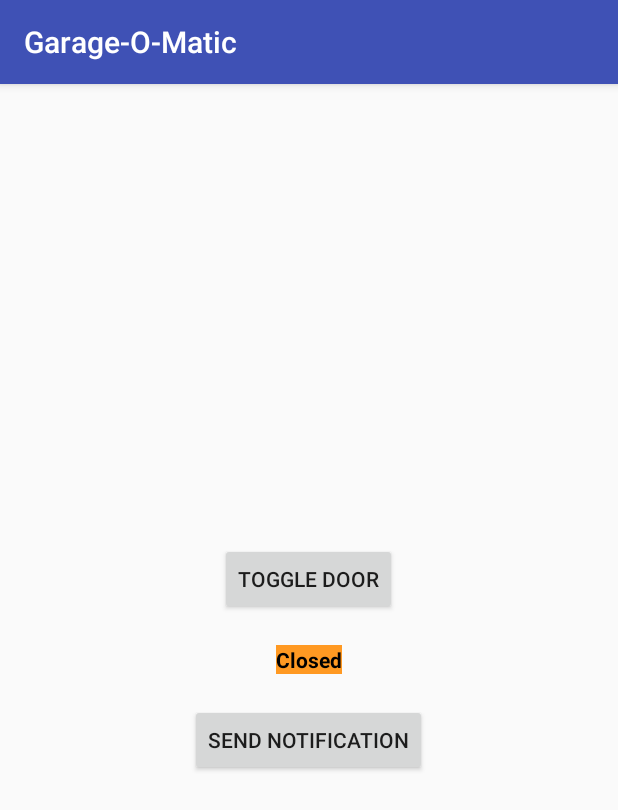
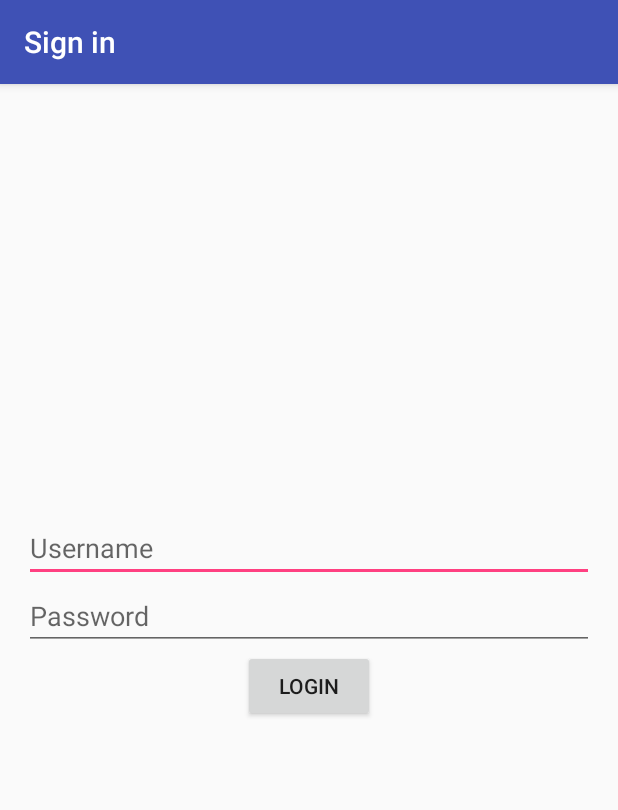
Before and after one commit to Rabadaf/Garage-O-Matic, an Android app: the screen it shows after launch (MainActivity before the commit, LoginActivity after it), on a phone screen of 412 x 824 dp. Shown: the top 810 px of the screen. Run offline under Robolectric (Android 15) with nearby library versions, the phone set to English and light mode, and no system bars.

Commit message:
Basic login added

```diff
--- /dev/null
+++ b/app/src/main/java/arkenterprises/garage_o_matic/LoginActivity.java
@@ -0,0 +1,62 @@
+package arkenterprises.garage_o_matic;
+
+import android.content.Context;
+import android.content.Intent;
+import android.content.SharedPreferences;
+import android.os.Bundle;
+import android.support.design.widget.FloatingActionButton;
+import android.support.design.widget.Snackbar;
+import android.support.v7.app.AppCompatActivity;
+import android.support.v7.widget.Toolbar;
+import android.view.View;
+import android.widget.EditText;
+
+import com.android.volley.AuthFailureError;
+import com.android.volley.Request;
+import com.android.volley.Response;
+import com.android.volley.VolleyError;
+import com.android.volley.toolbox.StringRequest;
+
+import java.util.Map;
+
+public class LoginActivity extends AppCompatActivity {
+
+    public final static String EXTRA_USERNAME = "arkenterprises.garage_o_matic.USERNAME";
+    public final static String EXTRA_PASSWORD = "arkenterprises.garage_o_matic.PASSWORD";
+
+    @Override
+    protected void onCreate(Bundle savedInstanceState) {
+        super.onCreate(savedInstanceState);
+        setContentView(R.layout.activity_login);
+        Toolbar toolbar = (Toolbar) findViewById(R.id.toolbar);
+        setSupportActionBar(toolbar);
+
+    }
+
+    public void login(View view) {
+        SharedPreferences sharedPref = this.getPreferences(Context.MODE_PRIVATE);
+
+
+        EditText usernameText = (EditText) findViewById(R.id.username_text);
+        EditText passwordText = (EditText) findViewById(R.id.password_text);
+        String username = usernameText.getText().toString();
+        String password = passwordText.getText().toString();
+
+
+        SharedPreferences.Editor editor = sharedPref.edit();
+        editor.putString(getString(R.string.username_hint), username);
+        editor.putString(getString(R.string.password_hint), password);
+        editor.apply();
+
+        String savedUsername = sharedPref.getString(getString(R.string.username_hint), "Not found");
+        String savedPassword = sharedPref.getString(getString(R.string.password_hint), "Not found");
+        System.out.println(savedUsername);
+        System.out.println(savedPassword);
+
+        Intent intent = new Intent(this, MainActivity.class);
+        intent.putExtra(EXTRA_USERNAME, savedUsername);
+        intent.putExtra(EXTRA_PASSWORD, savedPassword);
+        startActivity(intent);
+    }
+
+}
--- /dev/null
+++ b/app/src/main/res/layout/activity_login.xml
@@ -0,0 +1,54 @@
+<?xml version="1.0" encoding="utf-8"?>
+<android.support.design.widget.CoordinatorLayout xmlns:android="http://schemas.android.com/apk/res/android"
+    xmlns:app="http://schemas.android.com/apk/res-auto"
+    xmlns:tools="http://schemas.android.com/tools"
+    android:layout_width="match_parent"
+    android:layout_height="match_parent"
+    android:fitsSystemWindows="true"
+    tools:context="arkenterprises.garage_o_matic.LoginActivity">
+
+    <android.support.design.widget.AppBarLayout
+        android:layout_width="match_parent"
+        android:layout_height="wrap_content"
+        android:theme="@style/AppTheme.AppBarOverlay">
+
+        <android.support.v7.widget.Toolbar
+            android:id="@+id/toolbar"
+            android:layout_width="match_parent"
+            android:layout_height="?attr/actionBarSize"
+            android:background="?attr/colorPrimary"
+            app:popupTheme="@style/AppTheme.PopupOverlay" />
+
+    </android.support.design.widget.AppBarLayout>
+
+    <!--<include layout="@layout/content_login" />-->
+    <LinearLayout xmlns:android="http://schemas.android.com/apk/res/android"
+        xmlns:tools="http://schemas.android.com/tools"
+        android:layout_width="match_parent"
+        android:layout_height="match_parent"
+        android:paddingLeft="@dimen/activity_horizontal_margin"
+        android:paddingRight="@dimen/activity_horizontal_margin"
+        android:paddingTop="@dimen/activity_vertical_margin"
+        android:paddingBottom="@dimen/activity_vertical_margin"
+        android:orientation="vertical"
+        android:gravity="center">
+
+        <EditText android:id="@+id/username_text"
+            android:layout_width="match_parent"
+            android:layout_height="wrap_content"
+            android:hint="@string/username_hint" />
+
+        <EditText android:id="@+id/password_text"
+            android:layout_width="match_parent"
+            android:layout_height="wrap_content"
+            android:hint="@string/password_hint" />
+
+        <Button
+            android:layout_width="wrap_content"
+            android:layout_height="wrap_content"
+            android:text="@string/login_button"
+            android:onClick="login"/>
+
+    </LinearLayout>
+
+</android.support.design.widget.CoordinatorLayout>
--- a/app/src/main/res/layout/activity_main.xml
+++ b/app/src/main/res/layout/activity_main.xml
@@ -46,6 +46,6 @@
         android:layout_width="wrap_content"
         android:layout_height="wrap_content"
         android:text="@string/button_notify"
-        android:onClick="sendNotification"/>
+        android:onClick="sendOpenNotification"/>
 
 </LinearLayout>
--- a/app/src/main/res/values-v21/styles.xml
+++ b/app/src/main/res/values-v21/styles.xml
@@ -1,4 +1,5 @@
 <resources>>
+
     <style name="AppTheme.NoActionBar">
         <item name="windowActionBar">false</item>
         <item name="windowNoTitle">true</item>
--- a/app/src/main/res/values/styles.xml
+++ b/app/src/main/res/values/styles.xml
@@ -7,11 +7,14 @@
         <item name="colorPrimaryDark">@color/colorPrimaryDark</item>
         <item name="colorAccent">@color/colorAccent</item>
     </style>
+
     <style name="AppTheme.NoActionBar">
         <item name="windowActionBar">false</item>
         <item name="windowNoTitle">true</item>
     </style>
+
     <style name="AppTheme.AppBarOverlay" parent="ThemeOverlay.AppCompat.Dark.ActionBar" />
+
     <style name="AppTheme.PopupOverlay" parent="ThemeOverlay.AppCompat.Light" />
 
 </resources>
```
Also changed, not shown: app/src/main/AndroidManifest.xml (+14 -4 lines), app/src/main/java/arkenterprises/garage_o_matic/DoorOpenNotification.java (renamed from app/src/main/java/arkenterprises/garage_o_matic/NewMessageNotification.java, +11 -42 lines), app/src/main/java/arkenterprises/garage_o_matic/MainActivity.java (+18 -6 lines), app/src/main/res/layout/content_login.xml (added, +17 -0 lines), app/src/main/res/values/strings.xml (+8 -12 lines), 1 other file.
